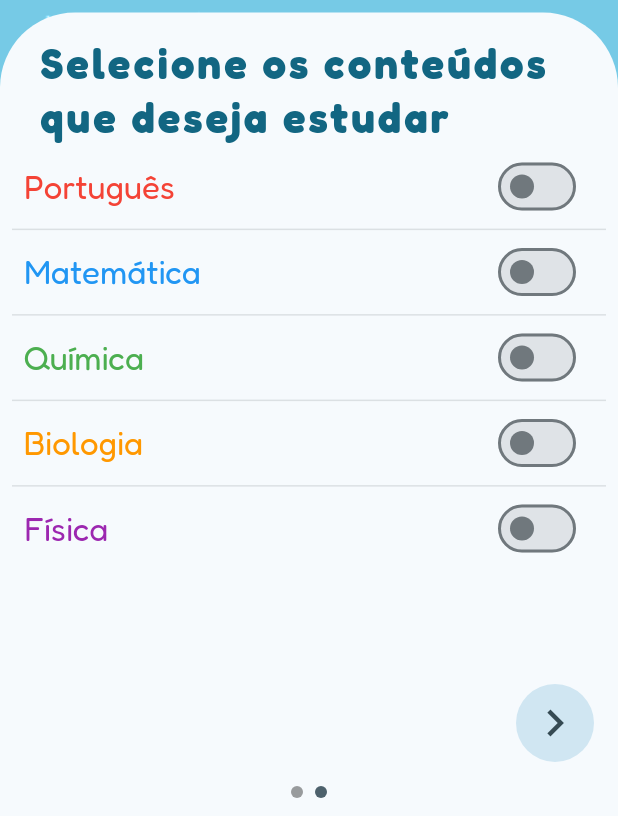
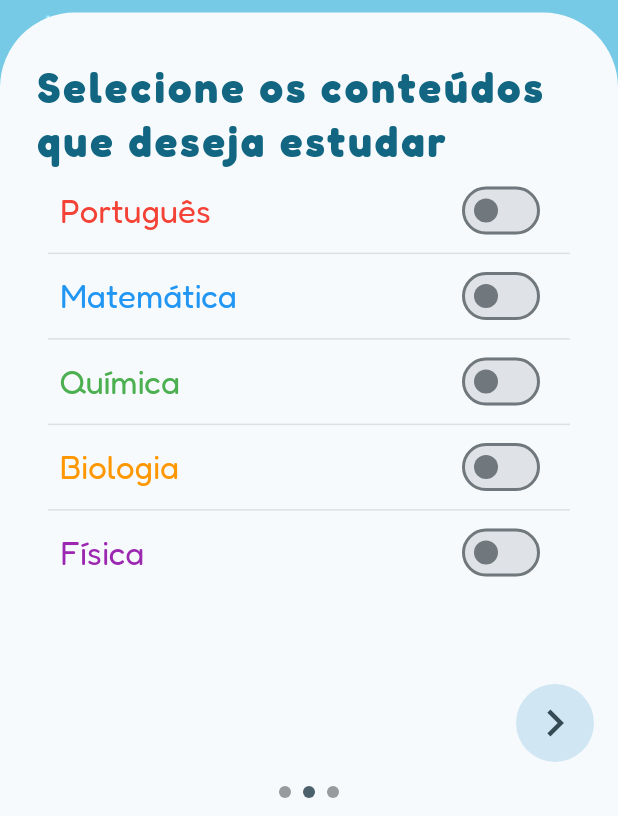
Before and after one commit to wnyyyy/clarity, a Flutter app: the screen it shows after launch, after a tap on the "keyboard arrow right" icon, on a phone screen of 412 x 824 dp, the part 420-1236 px from its top. Run offline on Flutter 3.47's test engine with Material 3 defaults, Android fonts, the light colour scheme and no system bars; our stand-ins replace equatable, flutter_bloc, go_router, google_fonts; missing offline and left inert: numerus.

Commit message:
feat/US15/Theme_Screen_mergefix

```diff
--- a/lib/features/onboarding/onboarding_handler.dart
+++ b/lib/features/onboarding/onboarding_handler.dart
@@ -1,5 +1,6 @@
 import 'package:clarity_frontend/config/app_router.dart';
 import 'package:clarity_frontend/features/onboarding/screens/course_interest_selection_screen.dart';
+import 'package:clarity_frontend/features/onboarding/screens/theme_screen.dart';
 import 'package:clarity_frontend/features/onboarding/screens/welcome_screen.dart';
 import 'package:flutter/material.dart';
 import 'package:go_router/go_router.dart';
@@ -18,6 +19,7 @@
   final List<Widget> _pages = [
     const WelcomeScreen(),
     const CourseInterestSelectionScreen(),
+    const ThemeScreen(),
   ];
 
   @override
@@ -39,7 +41,7 @@
         _currentPage++;
       });
     } else {
-      context.go(AppRouter.home);
+      context.go(AppRouter.courses);
     }
   }
 
@@ -120,7 +122,15 @@
                 ),
                 child: AnimatedSwitcher(
                   duration: const Duration(milliseconds: 500),
+                  child: Container(
+                    height: double.infinity,
+                    padding: const EdgeInsets.only(
+                      top: 32,
+                      left: 24,
+                      right: 24,
+                    ),
                     child: _pages[_currentPage],
+                  ),
                   transitionBuilder:
                       (Widget child, Animation<double> animation) {
                     return FadeTransition(
@@ -131,12 +141,28 @@
                 ),
               ),
             ),
-            Padding(
+            Visibility(
+              visible: _currentPage == _pages.length - 1,
+              child: Container(
+                alignment: Alignment.center,
+                padding: const EdgeInsets.only(bottom: 12),
+                child: FilledButton(
+                  onPressed: _nextPage,
+                  child: const Text(
+                    'Vamos começar!',
+                  ),
+                ),
+              ),
+            ),
+            Visibility(
+              visible: _currentPage < _pages.length - 1,
+              child: Padding(
                 padding: const EdgeInsets.all(16.0),
                 child: IconButton.filledTonal(
                   onPressed: _nextPage,
                   iconSize: 36,
                   icon: const Icon(Icons.keyboard_arrow_right),
+                ),
               ),
             ),
             Padding(
--- a/lib/features/onboarding/screens/course_interest_selection_screen.dart
+++ b/lib/features/onboarding/screens/course_interest_selection_screen.dart
@@ -9,19 +9,12 @@
     return Column(
       crossAxisAlignment: CrossAxisAlignment.start,
       children: [
-        Padding(
-          padding: const EdgeInsets.only(
-            top: 16.0,
-            left: 26.0,
-            right: 26.0,
-          ),
-          child: Text(
+        Text(
           'Selecione os conteúdos que deseja estudar',
           style: Theme.of(context).textTheme.headlineMedium!.copyWith(
                 color: Theme.of(context).colorScheme.primary,
                 fontWeight: FontWeight.bold,
                 letterSpacing: 2.0,
-                ),
               ),
         ),
         const Expanded(
--- a/lib/features/onboarding/screens/welcome_screen.dart
+++ b/lib/features/onboarding/screens/welcome_screen.dart
@@ -9,20 +9,14 @@
       physics: const ClampingScrollPhysics(),
       child: Column(
         children: [
-          Padding(
-            padding: const EdgeInsets.only(
-              top: 16.0,
-              left: 26.0,
-              right: 26.0,
-            ),
-            child: Text(
+          Text(
             'Boas vindas ao Clarity!',
             style: Theme.of(context).textTheme.displaySmall!.copyWith(
                   color: Theme.of(context).colorScheme.primary,
                   fontWeight: FontWeight.bold,
                   letterSpacing: 2.0,
                 ),
-            ),
+            textAlign: TextAlign.center,
           ),
           Padding(
             padding:
```
Also changed, not shown: lib/features/onboarding/screens/theme_screen.dart (added, +109 -0 lines). Lines whose indentation alone changed are shown as unchanged.
